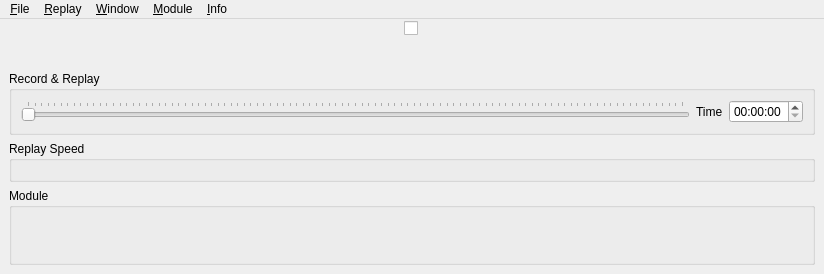
Before: the Qt Designer form src/UserInterface/src/MainWindow.ui in till213/SkyDolly, drawn with Qt 5.
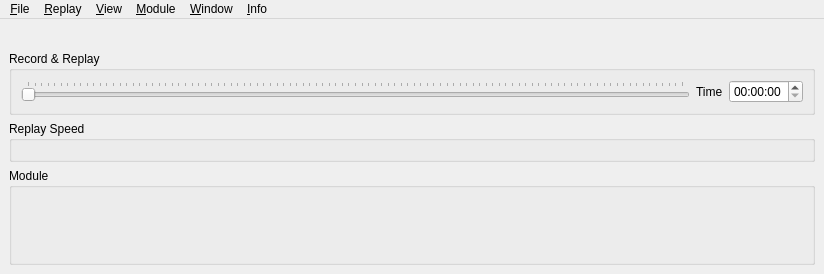
After: the same form once the commit is applied. Icons and pictures are not drawn.

Commit message:
Add show modules action
- New ActionCheckBox widget

```diff
--- a/src/UserInterface/src/MainWindow.ui
+++ b/src/UserInterface/src/MainWindow.ui
@@ -34,67 +34,7 @@
      <number>0</number>
     </property>
     <item>
-     <widget class="QWidget" name="moduleVisibilityWidget" native="true">
-      <layout class="QHBoxLayout" name="moduleVisibilityLayout">
-       <property name="sizeConstraint">
-        <enum>QLayout::SetMinimumSize</enum>
-       </property>
-       <property name="topMargin">
-        <number>0</number>
-       </property>
-       <property name="bottomMargin">
-        <number>0</number>
-       </property>
-       <item>
-        <spacer name="horizontalSpacer_2">
-         <property name="orientation">
-          <enum>Qt::Horizontal</enum>
-         </property>
-         <property name="sizeHint" stdset="0">
-          <size>
-           <width>40</width>
-           <height>20</height>
-          </size>
-         </property>
-        </spacer>
-       </item>
-       <item>
-        <widget class="QCheckBox" name="moduleSelectorVisibleCheckBox">
-         <property name="minimumSize">
-          <size>
-           <width>16</width>
-           <height>10</height>
-          </size>
-         </property>
-         <property name="toolTip">
-          <string>Show/hide module selector</string>
-         </property>
-         <property name="text">
-          <string/>
-         </property>
-         <property name="iconSize">
-          <size>
-           <width>16</width>
-           <height>10</height>
-          </size>
-         </property>
-        </widget>
-       </item>
-       <item>
-        <spacer name="horizontalSpacer_3">
-         <property name="orientation">
-          <enum>Qt::Horizontal</enum>
-         </property>
-         <property name="sizeHint" stdset="0">
-          <size>
-           <width>40</width>
-           <height>20</height>
-          </size>
-         </property>
-        </spacer>
-       </item>
-      </layout>
-     </widget>
+     <widget class="QWidget" name="moduleVisibilityWidget" native="true"/>
     </item>
     <item>
      <widget class="QWidget" name="moduleSelectorWidget" native="true">
@@ -321,10 +261,17 @@
      <string>&amp;Module</string>
     </property>
    </widget>
+   <widget class="QMenu" name="menu_View">
+    <property name="title">
+     <string>&amp;View</string>
+    </property>
+    <addaction name="showModulesAction"/>
+   </widget>
    <addaction name="fileMenu"/>
    <addaction name="replayMenu"/>
-   <addaction name="viewMenu"/>
+   <addaction name="menu_View"/>
    <addaction name="moduleMenu"/>
+   <addaction name="viewMenu"/>
    <addaction name="infoMenu"/>
   </widget>
   <action name="quitAction">
```
Left out of the diff: 8 changed lines with no effect on the pictures. The commit also changes 6 other files.
